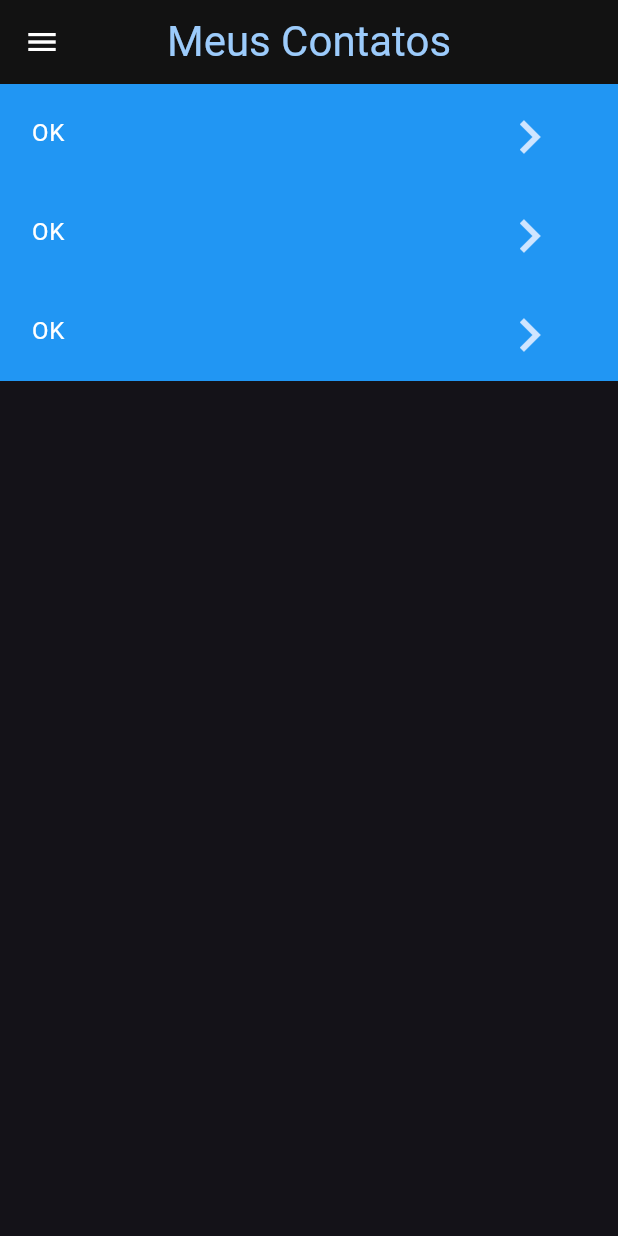
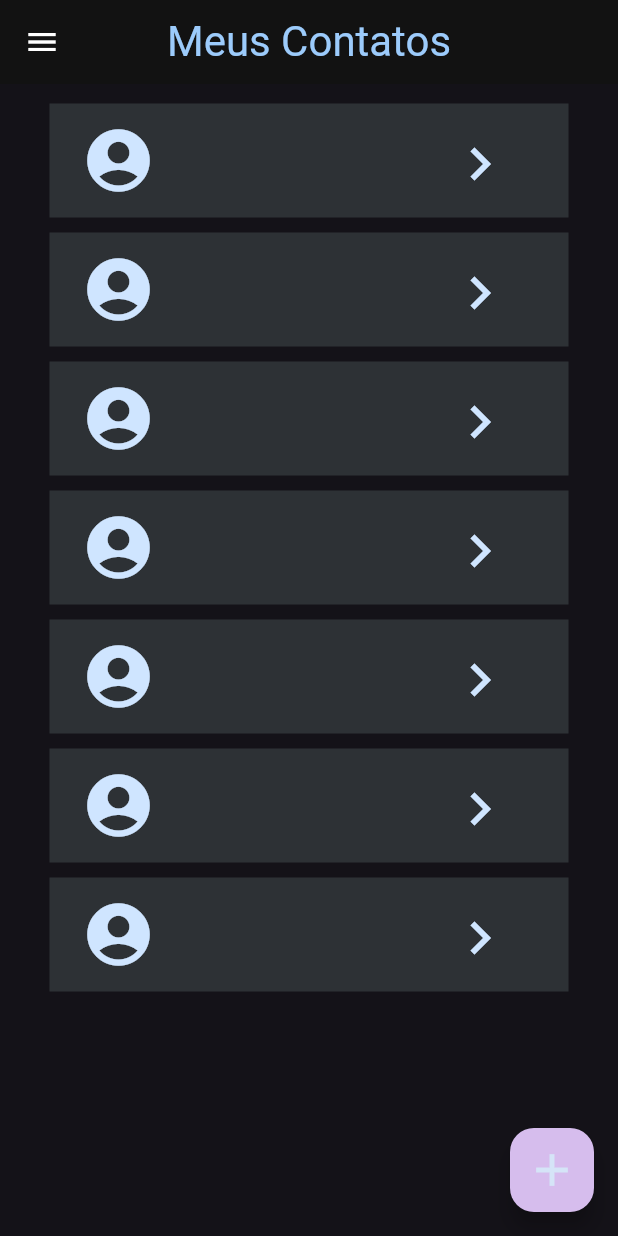
Before and after one commit to DudaBittenc/Projeto_agenda_contatos, a Flutter app: the screen it shows after launch, on a phone screen of 412 x 824 dp. Run offline on Flutter 3.47's test engine with Material 3 defaults, Android fonts, the phone set to English and light mode, and no system bars; our stand-ins replace font_awesome_flutter.

Commit message:
Atualização do arquivo

```diff
--- a/agenda_contatos/lib/View/home.dart
+++ b/agenda_contatos/lib/View/home.dart
@@ -18,15 +18,19 @@ class HomeState extends State<Home> {
     drawer: new MenuDrawer(),
     // Corpo do App
    body: ListView.builder(
-   // padding: EdgeInsets.fromLTRB(8, 8, 8, 75),
-    itemCount: 3,
+    padding: EdgeInsets.fromLTRB(8, 8, 8, 75),
+    itemCount: 7,
     itemBuilder: (BuildContext context, int index){
       return Container(
-        color: Colors.blue,
+        color: Color.fromRGBO(45, 49, 53, 1),
         padding: EdgeInsets.all(5),
-        //margin: EdgeInsets.symmetric(horizontal: 25, vertical: 5),
+        margin: EdgeInsets.symmetric(horizontal: 25, vertical: 5),
         child: ListTile(
-          title: Text("OK"),
+          title: Row(
+            mainAxisAlignment: MainAxisAlignment.spaceBetween,children: [Icon(Icons.account_circle_rounded, color: Color.fromRGBO(207, 229, 255, 1), size: 50,)
+            ]
+          ),
+
           trailing: IconButton(
             icon: Icon(Icons.navigate_next, color: Color.fromRGBO(207, 229, 255, 1), size: 44,),
 
@@ -38,6 +42,12 @@ class HomeState extends State<Home> {
       );
     },
    ),
+    //Botão flutuante
+    floatingActionButton: FloatingActionButton(
+      backgroundColor: Color.fromRGBO(214, 189, 237, 1),
+      child: Icon(Icons.add, color: Color.fromRGBO(213, 228, 247, 1), size: 36,),
+      onPressed: () {},
+    ),
    );
   }
 
```
